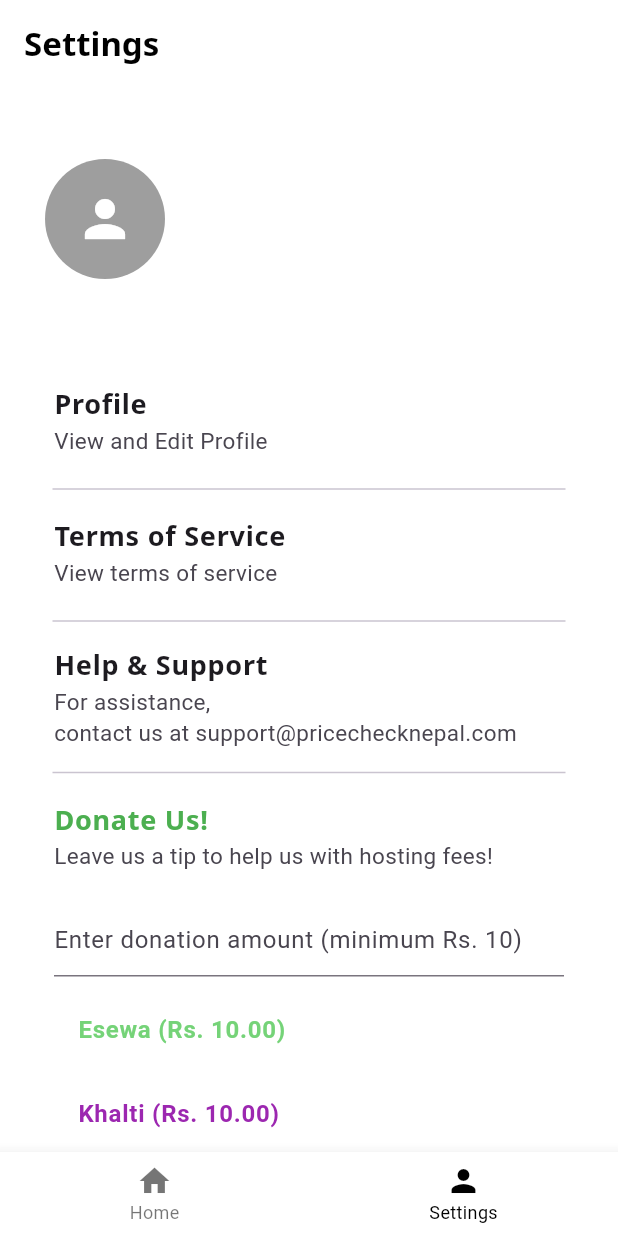
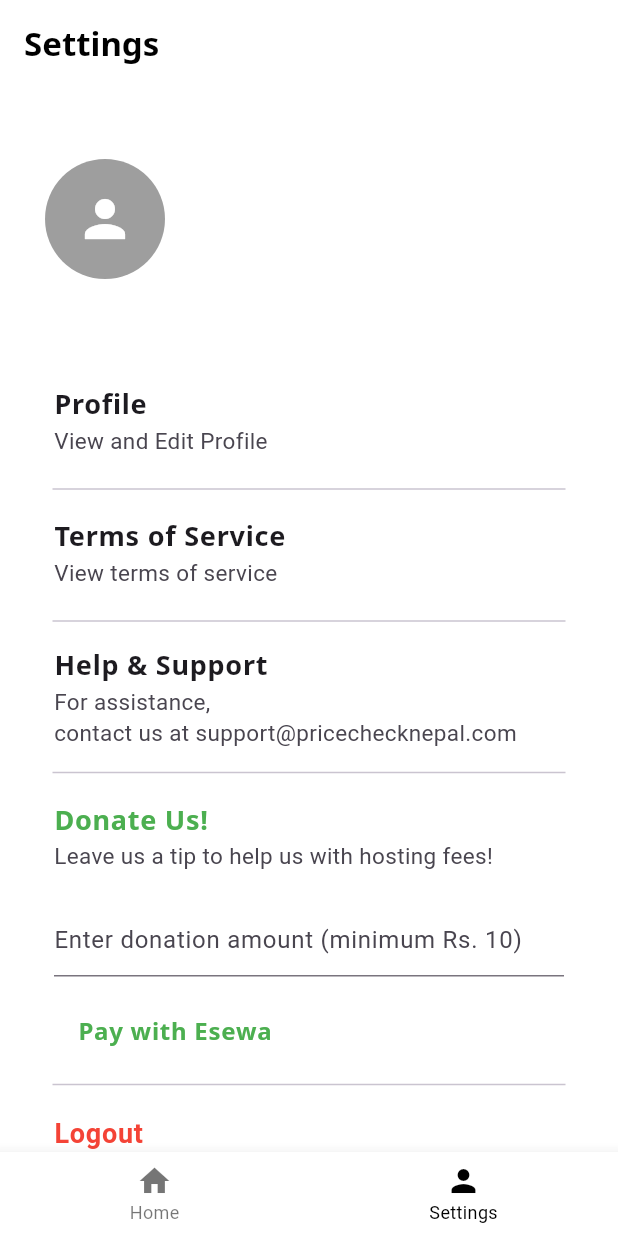
Before and after one commit to TinySkillet/PriceCheckNepal, a Flutter app: the SettingsPage screen opened by its route, after a tap on "Donate Us!", on a phone screen of 412 x 824 dp. Run offline on Flutter 3.47's test engine with Material 3 defaults, Android fonts, the light colour scheme and no system bars; our stand-ins replace cached_network_image, cloud_firestore, firebase_auth, firebase_core, flutter_svg, go_router and 1 more; missing offline and left inert: fuzzywuzzy; accounts and stored records are empty.

Commit message:
Added esewa button

```diff
--- a/lib/pages/settings_page.dart
+++ b/lib/pages/settings_page.dart
@@ -121,12 +121,13 @@ class _SettingsPageState extends State<SettingsPage> {
                 ),
                 const SizedBox(height: 8),
                 ListTile(
-                  title: Text(
-                    "Esewa (Rs. ${_donationAmount.toStringAsFixed(2)})",
-                    style: const TextStyle(
+                  title: const Text(
+                    "Pay with Esewa",
+                    style: TextStyle(
+                      fontSize: 16,
+                      fontFamily: "Noto Sans",
                       fontWeight: FontWeight.bold,
-                      color: Color.fromARGB(255, 117, 211, 120),
-                      fontSize: 16,
+                      color: Colors.green,
                     ),
                   ),
                   onTap: () {
@@ -134,23 +135,6 @@ class _SettingsPageState extends State<SettingsPage> {
                     ScaffoldMessenger.of(context).showSnackBar(
                       MySnackbar(
                           message: "Esewa donation feature coming soon!"),
-                    );
-                  },
-                ),
-                ListTile(
-                  title: Text(
-                    "Khalti (Rs. ${_donationAmount.toStringAsFixed(2)})",
-                    style: const TextStyle(
-                      fontWeight: FontWeight.bold,
-                      color: Colors.purple,
-                      fontSize: 16,
-                    ),
-                  ),
-                  onTap: () {
-                    // Implement Khalti payment logic
-                    ScaffoldMessenger.of(context).showSnackBar(
-                      MySnackbar(
-                          message: "Khalti donation feature coming soon!"),
                     );
                   },
                 ),
```
Also changed, not shown: 1 other file.
